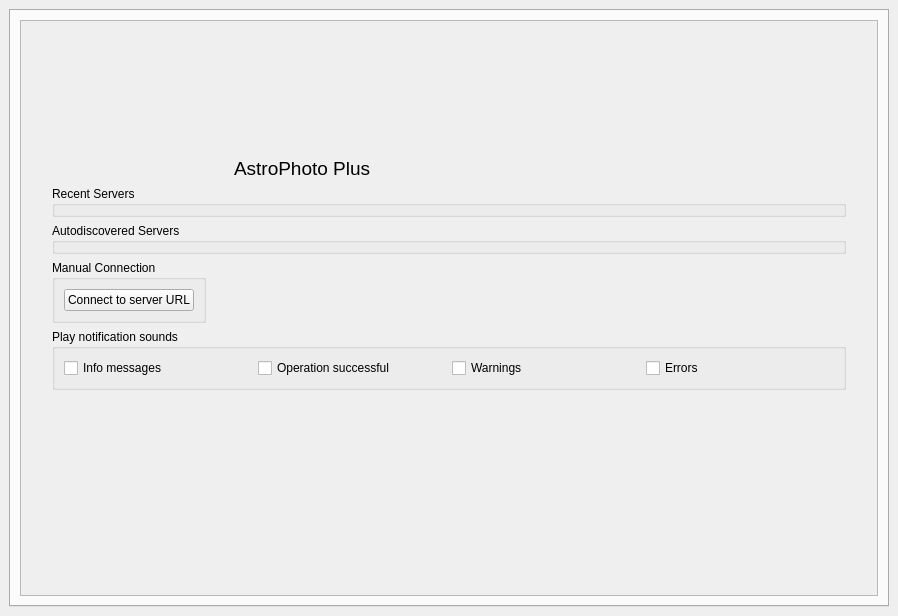
First picture: the form in desktop/src/mainwindow.ui, repository GuLinux/AstroPhoto-Plus, before the edit.
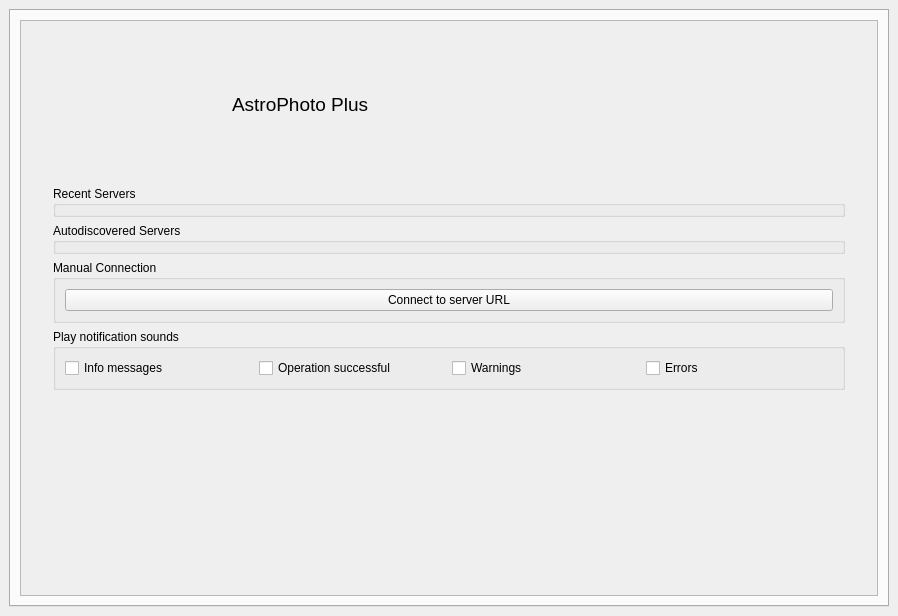
Second picture: the form after the edit. Icons and pictures are not drawn.

Diff of the .ui file:
```diff
--- a/desktop/src/mainwindow.ui
+++ b/desktop/src/mainwindow.ui
@@ -111,22 +111,6 @@
               </property>
              </spacer>
             </item>
-            <item row="1" column="1">
-             <widget class="QLabel" name="label_2">
-              <property name="sizePolicy">
-               <sizepolicy hsizetype="Fixed" vsizetype="Fixed">
-                <horstretch>0</horstretch>
-                <verstretch>0</verstretch>
-               </sizepolicy>
-              </property>
-              <property name="text">
-               <string>&lt;html&gt;&lt;head/&gt;&lt;body&gt;&lt;p&gt;&lt;span style=&quot; font-size:14pt;&quot;&gt;AstroPhoto Plus&lt;/span&gt;&lt;/p&gt;&lt;/body&gt;&lt;/html&gt;</string>
-              </property>
-              <property name="textFormat">
-               <enum>Qt::RichText</enum>
-              </property>
-             </widget>
-            </item>
             <item row="2" column="0" colspan="3">
              <widget class="QGroupBox" name="recentServersGroup">
               <property name="title">
@@ -141,22 +125,6 @@
               </property>
              </widget>
             </item>
-            <item row="4" column="0">
-             <widget class="QGroupBox" name="manualConnectionGroup">
-              <property name="title">
-               <string>Manual Connection</string>
-              </property>
-              <layout class="QVBoxLayout" name="verticalLayout">
-               <item>
-                <widget class="QPushButton" name="manualServerButton">
-                 <property name="text">
-                  <string>Connect to server URL</string>
-                 </property>
-                </widget>
-               </item>
-              </layout>
-             </widget>
-            </item>
             <item row="5" column="0" colspan="3">
              <widget class="QGroupBox" name="groupBox">
               <property name="title">
@@ -207,6 +175,38 @@
               </property>
              </spacer>
             </item>
+            <item row="0" column="1" rowspan="2">
+             <widget class="QLabel" name="label_2">
+              <property name="sizePolicy">
+               <sizepolicy hsizetype="Fixed" vsizetype="Fixed">
+                <horstretch>0</horstretch>
+                <verstretch>0</verstretch>
+               </sizepolicy>
+              </property>
+              <property name="text">
+               <string>&lt;html&gt;&lt;head/&gt;&lt;body&gt;&lt;p&gt;&lt;span style=&quot; font-size:14pt;&quot;&gt;AstroPhoto Plus&lt;/span&gt;&lt;/p&gt;&lt;/body&gt;&lt;/html&gt;</string>
+              </property>
+              <property name="textFormat">
+               <enum>Qt::RichText</enum>
+              </property>
+             </widget>
+            </item>
+            <item row="4" column="0" colspan="3">
+             <widget class="QGroupBox" name="manualConnectionGroup">
+              <property name="title">
+               <string>Manual Connection</string>
+              </property>
+              <layout class="QVBoxLayout" name="verticalLayout">
+               <item>
+                <widget class="QPushButton" name="manualServerButton">
+                 <property name="text">
+                  <string>Connect to server URL</string>
+                 </property>
+                </widget>
+               </item>
+              </layout>
+             </widget>
+            </item>
            </layout>
           </widget>
          </widget>
```
